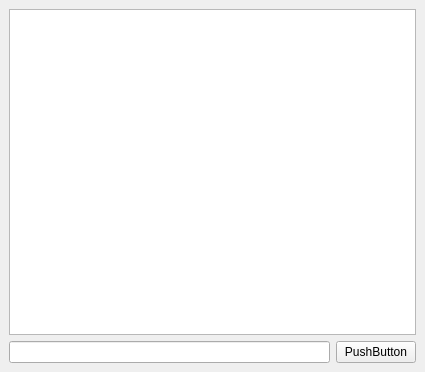
Before: the Qt Designer form CloudDisk/tcpClient/clientwin.ui in 12345671125/QT, drawn with Qt 5.
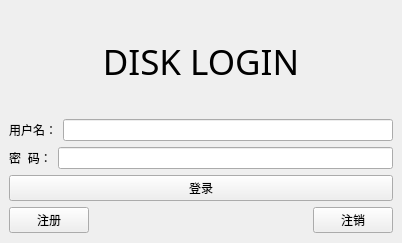
After: the same form once the commit is applied.

Commit message: 用户注册，密码加密，编写默认回复模板

Patch:
```diff
--- a/CloudDisk/tcpClient/clientwin.ui
+++ b/CloudDisk/tcpClient/clientwin.ui
@@ -6,29 +6,110 @@
    <rect>
     <x>0</x>
     <y>0</y>
-    <width>425</width>
-    <height>372</height>
+    <width>402</width>
+    <height>243</height>
    </rect>
   </property>
   <property name="windowTitle">
    <string>clientWin</string>
   </property>
   <widget class="QWidget" name="centralwidget">
-   <layout class="QVBoxLayout" name="verticalLayout_2">
+   <layout class="QVBoxLayout" name="verticalLayout_3">
     <item>
-     <layout class="QVBoxLayout" name="verticalLayout">
+     <widget class="QLabel" name="label_3">
+      <property name="font">
+       <font>
+        <family>Bauhaus 93</family>
+        <pointsize>26</pointsize>
+        <weight>50</weight>
+        <bold>false</bold>
+       </font>
+      </property>
+      <property name="text">
+       <string>DISK LOGIN</string>
+      </property>
+      <property name="alignment">
+       <set>Qt::AlignCenter</set>
+      </property>
+     </widget>
+    </item>
+    <item>
+     <layout class="QVBoxLayout" name="verticalLayout_2">
       <item>
-       <widget class="QTextEdit" name="textEdit"/>
+       <layout class="QVBoxLayout" name="verticalLayout">
+        <item>
+         <layout class="QHBoxLayout" name="horizontalLayout_2">
+          <item>
+           <widget class="QLabel" name="label">
+            <property name="text">
+             <string>用户名：</string>
+            </property>
+            <property name="alignment">
+             <set>Qt::AlignCenter</set>
+            </property>
+           </widget>
+          </item>
+          <item>
+           <widget class="QLineEdit" name="usernameInput"/>
+          </item>
+         </layout>
+        </item>
+        <item>
+         <layout class="QHBoxLayout" name="horizontalLayout_3">
+          <item>
+           <widget class="QLabel" name="label_2">
+            <property name="text">
+             <string>密  码：</string>
+            </property>
+            <property name="alignment">
+             <set>Qt::AlignCenter</set>
+            </property>
+           </widget>
+          </item>
+          <item>
+           <widget class="QLineEdit" name="passwordInput">
+            <property name="echoMode">
+             <enum>QLineEdit::Password</enum>
+            </property>
+           </widget>
+          </item>
+         </layout>
+        </item>
+        <item>
+         <widget class="QPushButton" name="login">
+          <property name="text">
+           <string>登录</string>
+          </property>
+         </widget>
+        </item>
+       </layout>
       </item>
       <item>
        <layout class="QHBoxLayout" name="horizontalLayout">
         <item>
-         <widget class="QLineEdit" name="msgInput"/>
+         <widget class="QPushButton" name="regist">
+          <property name="text">
+           <string>注册</string>
+          </property>
+         </widget>
         </item>
         <item>
-         <widget class="QPushButton" name="sendButton">
+         <spacer name="horizontalSpacer">
+          <property name="orientation">
+           <enum>Qt::Horizontal</enum>
+          </property>
+          <property name="sizeHint" stdset="0">
+           <size>
+            <width>27</width>
+            <height>27</height>
+           </size>
+          </property>
+         </spacer>
+        </item>
+        <item>
+         <widget class="QPushButton" name="logout">
           <property name="text">
-           <string>PushButton</string>
+           <string>注销</string>
           </property>
          </widget>
         </item>
```
The commit also changes 15 other files.
